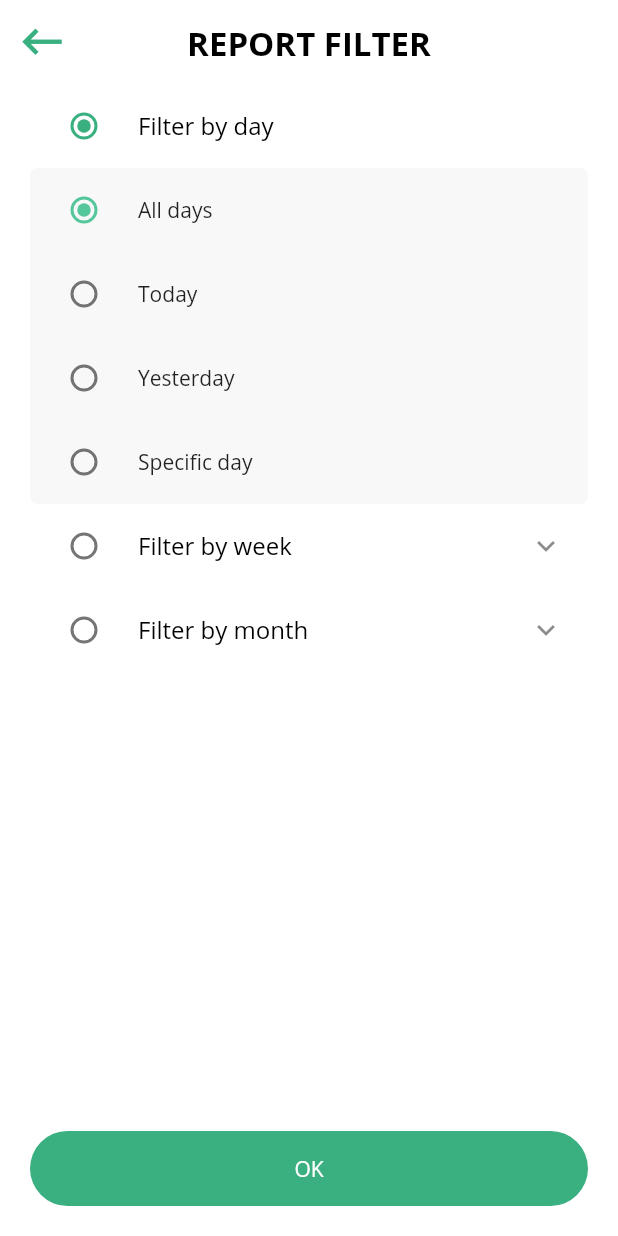
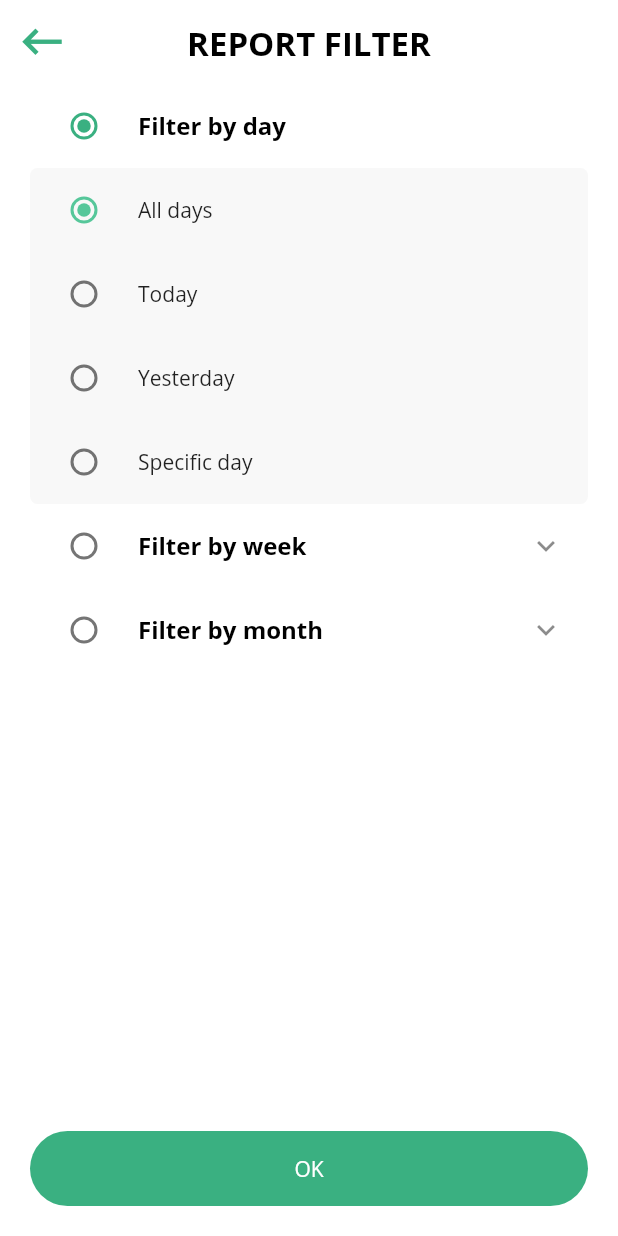
Before and after one commit to anhnd180399/Kid_Management, a Flutter app: the ReportFilterScreen screen opened directly, on a phone screen of 412 x 824 dp. Run offline on Flutter 3.47's test engine with Material 2 defaults, Android fonts, the phone set to English and light mode, and no system bars; our stand-ins replace firebase_auth, firebase_core, flutter_datetime_picker, flutter_svg, fluttertoast, percent_indicator and 2 more; missing offline and left inert: device_apps, regexpattern; accounts and stored records are empty; project files that could hold a hidden picture were left out.

Commit message:
[ReportFilter] Changed style of filter header

```diff
--- a/lib/src/ui/report/report_filter.dart
+++ b/lib/src/ui/report/report_filter.dart
@@ -68,7 +68,7 @@ class _ReportFilterScreenState extends State<ReportFilterScreen> {
               },
               title: Text(
                 'Filter by day',
-                style: TextStyle(color: Colors.black),
+                style: TextStyle(color: Colors.black, fontWeight: FontWeight.bold),
               ),
               groupValue: _currentFilterValue,
               activeColor: AppColor.mainColor,
@@ -157,7 +157,7 @@ class _ReportFilterScreenState extends State<ReportFilterScreen> {
               },
               title: Text(
                 'Filter by week',
-                style: TextStyle(color: Colors.black),
+                style: TextStyle(color: Colors.black, fontWeight: FontWeight.bold),
               ),
               groupValue: _currentFilterValue,
               activeColor: AppColor.mainColor,
@@ -225,7 +225,7 @@ class _ReportFilterScreenState extends State<ReportFilterScreen> {
               },
               title: Text(
                 'Filter by month',
-                style: TextStyle(color: Colors.black),
+                style: TextStyle(color: Colors.black, fontWeight: FontWeight.bold),
               ),
               groupValue: _currentFilterValue,
               activeColor: AppColor.mainColor,
```
